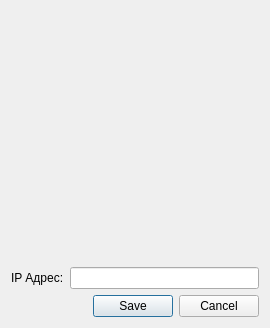
The window that addpcdialog.ui (rust3128/HotlineDesktopOld) describes before a commit, drawn with Qt 5.
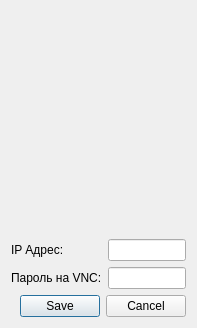
The same window after the commit.

Patch:
```diff
--- a/addpcdialog.ui
+++ b/addpcdialog.ui
@@ -6,7 +6,7 @@
    <rect>
     <x>0</x>
     <y>0</y>
-    <width>270</width>
+    <width>197</width>
     <height>328</height>
    </rect>
   </property>
@@ -24,7 +24,7 @@
    <item row="1" column="1">
     <widget class="QLineEdit" name="lineEditIP"/>
    </item>
-   <item row="2" column="0" colspan="2">
+   <item row="3" column="0" colspan="2">
     <widget class="QDialogButtonBox" name="buttonBox">
      <property name="standardButtons">
       <set>QDialogButtonBox::Cancel|QDialogButtonBox::Save</set>
@@ -36,6 +36,16 @@
      <layout class="QGridLayout" name="gridLayout"/>
     </widget>
    </item>
+   <item row="2" column="0">
+    <widget class="QLabel" name="label">
+     <property name="text">
+      <string>Пароль на VNC:</string>
+     </property>
+    </widget>
+   </item>
+   <item row="2" column="1">
+    <widget class="QLineEdit" name="lineEditVNCPass"/>
+   </item>
   </layout>
  </widget>
  <resources/>
```
